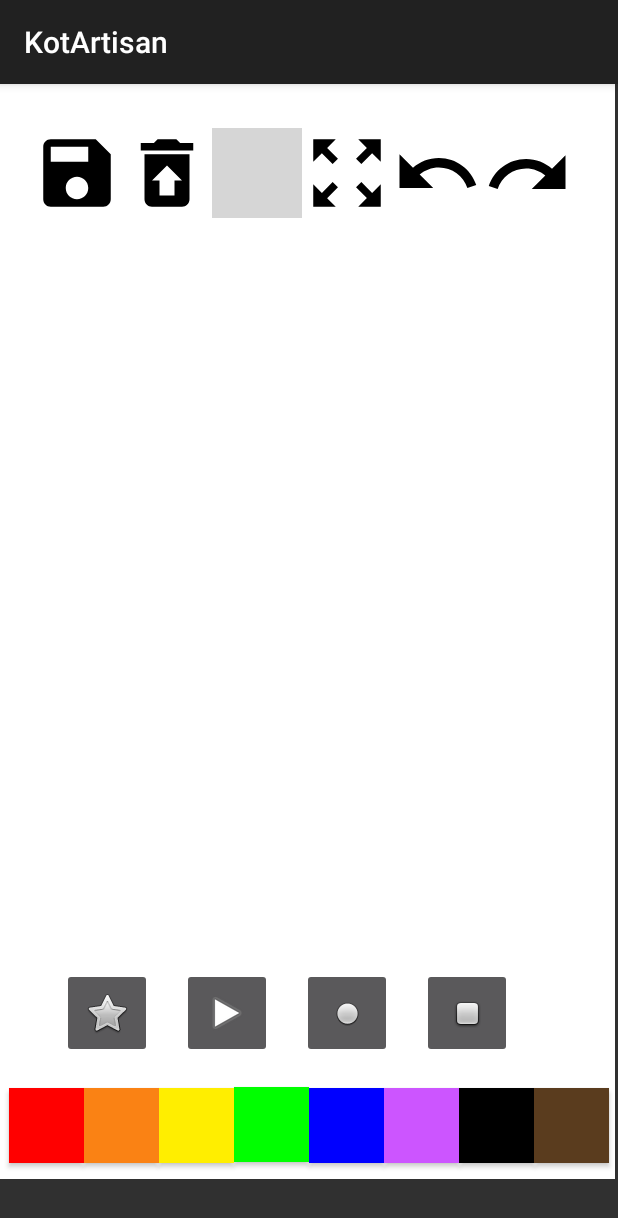
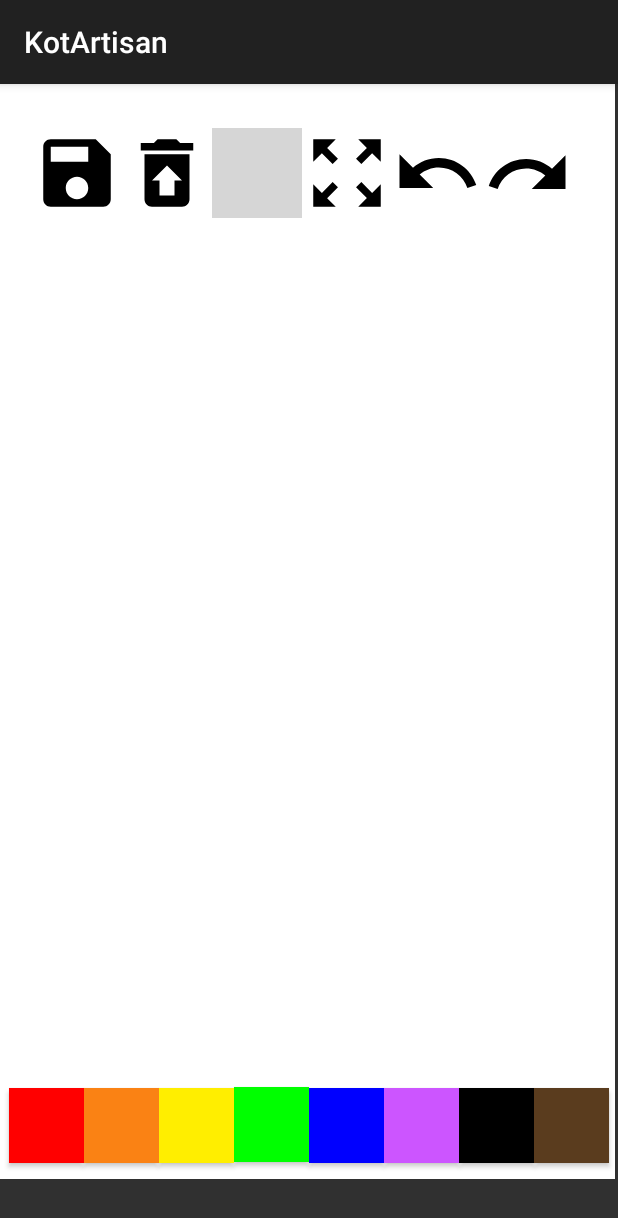
Before and after one commit to Kemarly/KotArtisan, an Android app built with Jetpack Compose: the Drawing screen opened directly, with no data from a screen before it, on a phone screen of 412 x 824 dp. Shown: the top 1218 px of the screen. Run offline under Robolectric (Android 15) with nearby library versions, the phone set to English and light mode, and no system bars; 4 statements that could not run were skipped; grey boxes are pictures that could not be loaded.

Commit message:
no more shape buttons

```diff
--- a/app/src/main/java/com/example/kotartisan/Drawing.kt
+++ b/app/src/main/java/com/example/kotartisan/Drawing.kt
@@ -2,7 +2,7 @@ package com.example.kotartisan
 
 import android.annotation.SuppressLint
 import android.graphics.Color
-import android.graphics.Path
+//import android.graphics.Path
 import androidx.appcompat.app.AppCompatActivity
 import android.os.Bundle
 import android.view.MotionEvent
@@ -55,10 +55,10 @@ class Drawing : AppCompatActivity() {
         undoButton = findViewById(R.id.undoButton)
         redoButton = findViewById(R.id.redoButton)
 
-        starButton = findViewById(R.id.starButton)
+       /* starButton = findViewById(R.id.starButton)
         circleButton = findViewById(R.id.circleButton)
         squareButton = findViewById(R.id.squareButton)
-        triangleButton = findViewById(R.id.triangleButton)
+        triangleButton = findViewById(R.id.triangleButton)*/
 
         redButton = findViewById(R.id.redButton)
         orangeButton = findViewById(R.id.orangeButton)
@@ -101,10 +101,10 @@ class Drawing : AppCompatActivity() {
         undoButton.setOnClickListener { drawingView.undo() }
         redoButton.setOnClickListener { drawingView.redo() }
 
-        starButton.setOnClickListener { drawStar() }
+        /*starButton.setOnClickListener { drawStar() }
         triangleButton.setOnClickListener { drawTriangle() }
         squareButton.setOnClickListener { drawSquare() }
-        circleButton.setOnClickListener { drawCircle() }
+        circleButton.setOnClickListener { drawCircle() }*/
 
         redButton.setOnClickListener { drawingView.changeColor(Color.RED) }
         orangeButton.setOnClickListener { drawingView.changeColor(Color.rgb(250, 130, 20)) }
@@ -161,7 +161,7 @@ class Drawing : AppCompatActivity() {
         }
     }
 
-    private fun drawStar() {
+    /*private fun drawStar() {
         val starColor = drawingView.newColor
         val starSize = drawingView.paths.size
         val starPath = createStarPath()
@@ -261,7 +261,7 @@ private fun createCirclePath(): Path {
     val path = Path()
     path.addCircle(centerX, centerY, 5f, Path.Direction.CW)
     return path
-}
+}*/
 private fun handleHoverEvent(event: MotionEvent?, message: String) {
     when (event?.action) {
         MotionEvent.ACTION_HOVER_ENTER -> showTooltip(message)
--- a/app/src/main/java/com/example/kotartisan/DrawingView.kt
+++ b/app/src/main/java/com/example/kotartisan/DrawingView.kt
@@ -16,21 +16,21 @@ import java.io.FileOutputStream
 import java.io.IOException
 import android.widget.Toast
 import android.graphics.*
-import android.util.Size
+//import android.util.Size
 
 class DrawingView(context: Context, attrs: AttributeSet) : View(context, attrs)
 {
     //var currentColor: Int = Color.BLACK
     //var currentSize: Float = 5f
     private var currentShape: Path = Path()
-    val paths = ArrayList<Path>()
+    private val paths = ArrayList<Path>()
     private val shapes = ArrayList<ShapeData>()
     private val paint = Paint()
-    var newColor: Int = Color.BLACK
+    private var newColor: Int = Color.BLACK
     private val undoPaths = ArrayList<Path>()
     private val undoShapes = ArrayList<ShapeData>()
-    var centerX = 0f
-    var centerY = 0f
+    private var centerX = 0f
+    private var centerY = 0f
 
     init {
         paint.isAntiAlias = true
@@ -45,7 +45,7 @@ class DrawingView(context: Context, attrs: AttributeSet) : View(context, attrs)
         newColor = color
         paint.color = newColor
     }
-    fun addShape(color: Int, size: Float, path: Path) {
+    /*fun addShape(color: Int, size: Float, path: Path) {
         shapes.add(ShapeData(Path(currentShape), color, size))
         currentShape.reset()
         invalidate()
@@ -55,7 +55,7 @@ class DrawingView(context: Context, attrs: AttributeSet) : View(context, attrs)
         shapes.clear()
         shapes.addAll(shapesList)
         invalidate()
-    }
+    }*/
     override fun onDraw(canvas: Canvas) {
         for (shape in shapes) {
             paint.color = shape.color
@@ -89,7 +89,7 @@ class DrawingView(context: Context, attrs: AttributeSet) : View(context, attrs)
         return true
     }
 
-    companion object {
+   /* companion object {
         fun addShape(Color: Int, Size: Size, Path: Path) {
 
         }
@@ -104,7 +104,7 @@ class DrawingView(context: Context, attrs: AttributeSet) : View(context, attrs)
 
     fun setCurrentSize(size: Float) {
         paint.strokeWidth = size
-    }
+    }*/
 
     fun clearDrawing()
     {
--- a/app/src/main/res/layout/activity_drawing.xml
+++ b/app/src/main/res/layout/activity_drawing.xml
@@ -117,6 +117,7 @@
         app:layout_constraintTop_toTopOf="parent"
         tools:ignore="ContentDescription,SpeakableTextPresentCheck" />
 
+    <!--
     <ImageButton
         android:id="@+id/starButton"
         android:layout_width="60dp"
@@ -180,7 +181,7 @@
         app:layout_constraintTop_toTopOf="parent"
         app:srcCompat="@android:drawable/checkbox_off_background"
         tools:ignore="ContentDescription,SpeakableTextPresentCheck" />
-
+-->
     <Button
         android:id="@+id/redButton"
         android:layout_width="50dp"
```
